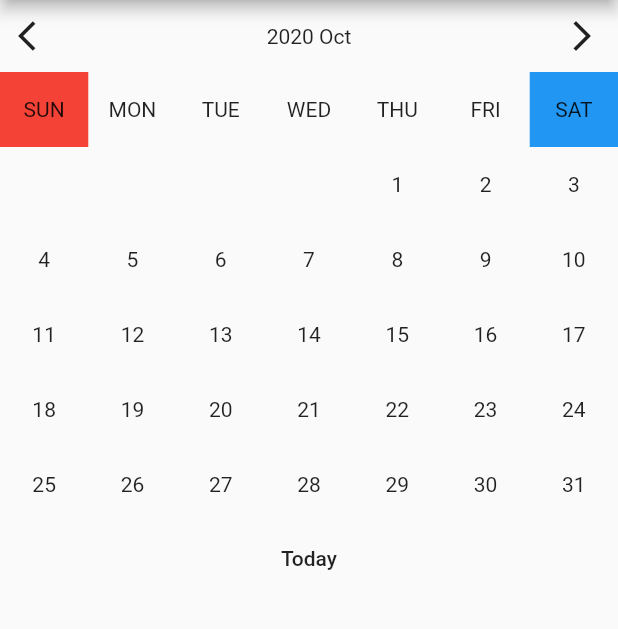
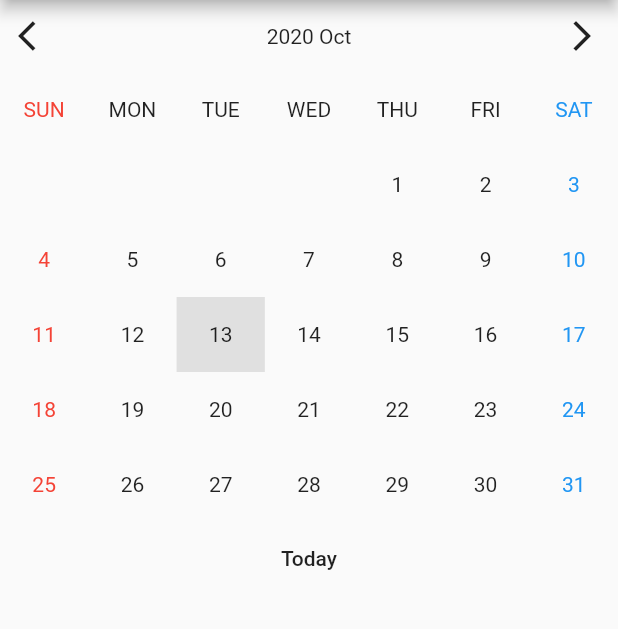
Before and after one commit to wangjh789/widgetable_calendar, a Flutter app: the screen it shows after launch, on a phone screen of 412 x 824 dp, the part 84-713 px from its top. Run offline on Flutter 3.47's test engine with Material 2 defaults, Android fonts, the phone set to English and light mode, and no system bars.

Commit message:
simple calendar complete

```diff
--- a/lib/src/calendar.dart
+++ b/lib/src/calendar.dart
@@ -1,9 +1,7 @@
 part of widgetable_calendar;
-
 
 class WidgetableCalendar extends StatefulWidget {
 //  final DateTime selectDate;
-
 
   WidgetableCalendar({
     Key key,
@@ -13,41 +11,52 @@ class WidgetableCalendar extends StatefulWidget {
   _WidgetableCalendarState createState() => _WidgetableCalendarState();
 }
 
-
-class _WidgetableCalendarState extends State<WidgetableCalendar> with SingleTickerProviderStateMixin {
+class _WidgetableCalendarState extends State<WidgetableCalendar>
+    with SingleTickerProviderStateMixin {
   DateTime selectDate = DateTime.now();
   DateTime firstDay;
   DateTime lastDay;
   List weekList = [];
-  List monthList = ["Jan","Feb","Mar","Apr","May","Jun","Jul","Aug","Sep","Oct","Nov","Dec"];
   bool todayOrNot;
 
   @override
   void initState() {
     super.initState();
-    firstDay = DateTime(selectDate.year,selectDate.month,1);
-    lastDay = DateTime(selectDate.year,selectDate.month+1,1).subtract(new Duration(days: 1));
-    weekList = _makeWeekList(firstDay,lastDay);
+    firstDay = DateTime(selectDate.year, selectDate.month, 1);
+    lastDay = DateTime(selectDate.year, selectDate.month + 1, 1)
+        .subtract(new Duration(days: 1));
+    weekList = _makeWeekList(firstDay, lastDay);
   }
 
-  List _makeWeekList(DateTime firstDay,DateTime lastDay){
+  List _makeWeekList(DateTime firstDay, DateTime lastDay) {
     List<int> dateList = List<int>();
 
     int firstDayWeekday = firstDay.weekday == 7 ? 0 : firstDay.weekday;
     int lastDayWeekday = lastDay.weekday == 7 ? 0 : lastDay.weekday;
 
     // make long date list ( ex. [0,0,0,0,1,2,3,...,31]
-    for (int i=0; firstDayWeekday != i; i++) dateList.add(0);
-    for (int i=0; lastDay.day != i; i++) dateList.add(i+1);
-    for (int i=lastDayWeekday;  i!= 6 ; i++) dateList.add(0);
+    for (int i = 0; firstDayWeekday != i; i++) dateList.add(0);
+    for (int i = 0; lastDay.day != i; i++) dateList.add(i + 1);
+    for (int i = lastDayWeekday; i != 6; i++) dateList.add(0);
 
     // split with 7 ( make it to week! )  ( ex. [ [0,0,0,0,1,2,3], [4,5,...], ... ] )
     List weekList = [];
     for (var i = 0; i < dateList.length; i += 7) {
-      weekList.add(dateList.sublist(i, i+7 > dateList.length ? dateList.length : i + 7));
+      weekList.add(dateList.sublist(
+          i, i + 7 > dateList.length ? dateList.length : i + 7));
     }
 
     return weekList;
+  }
+
+  bool _isToday(int date) {
+    DateTime today = DateTime.now();
+    if (selectDate.year == today.year &&
+        selectDate.month == today.month &&
+        date == today.day) {
+      return true;
+    } else
+      return false;
   }
 
   @override
@@ -64,38 +73,56 @@ class _WidgetableCalendarState extends State<WidgetableCalendar> with SingleTick
     );
   }
 
-
   // This is Header (  <   2020 october   >  )
   Widget _buildHeader() {
+    List monthList = [
+      "Jan",
+      "Feb",
+      "Mar",
+      "Apr",
+      "May",
+      "Jun",
+      "Jul",
+      "Aug",
+      "Sep",
+      "Oct",
+      "Nov",
+      "Dec"
+    ];
+
     final children = [
       IconButton(
         icon: Icon(Icons.arrow_back_ios),
         onPressed: () {
           setState(() {
-            selectDate = DateTime(selectDate.year,selectDate.month-1,1);
-            firstDay = DateTime(selectDate.year,selectDate.month,1);
-            lastDay = DateTime(selectDate.year,selectDate.month+1,1).subtract(new Duration(days: 1));
-            weekList = _makeWeekList(firstDay,lastDay);
+            selectDate = DateTime(selectDate.year, selectDate.month - 1, 1);
+            firstDay = DateTime(selectDate.year, selectDate.month, 1);
+            lastDay = DateTime(selectDate.year, selectDate.month + 1, 1)
+                .subtract(new Duration(days: 1));
+            weekList = _makeWeekList(firstDay, lastDay);
           });
         },
       ),
       Expanded(
         child: Container(
-          child: Center(child: Text(selectDate.year.toString() + " " + monthList[selectDate.month-1])),
+          child: Center(
+              child: Text(selectDate.year.toString() +
+                  " " +
+                  monthList[selectDate.month - 1])),
         ),
       ),
       IconButton(
         icon: Icon(Icons.arrow_forward_ios),
         onPressed: () {
           setState(() {
-            selectDate = DateTime(selectDate.year,selectDate.month+1,1);
-            firstDay = DateTime(selectDate.year,selectDate.month,1);
-            lastDay = DateTime(selectDate.year,selectDate.month+1,1).subtract(new Duration(days: 1));
-            weekList = _makeWeekList(firstDay,lastDay);
+            selectDate = DateTime(selectDate.year, selectDate.month + 1, 1);
+            firstDay = DateTime(selectDate.year, selectDate.month, 1);
+            lastDay = DateTime(selectDate.year, selectDate.month + 1, 1)
+                .subtract(new Duration(days: 1));
+            weekList = _makeWeekList(firstDay, lastDay);
           });
         },
       ),
-
     ];
 
     return Container(
@@ -106,14 +133,11 @@ class _WidgetableCalendarState extends State<WidgetableCalendar> with SingleTick
     );
   }
 
+  Widget _buildCalendarContent() {
+    final children = <TableRow>[_buildDaysOfWeek()];
 
-  Widget _buildCalendarContent() {
-    final children = <TableRow>[
-      _buildDaysOfWeek()
-    ];
-
-    for (int i=0 ; i < weekList.length ; i++){
-      children.add(_buildWeek(weekList[i]));
+    for (int i = 0; i < weekList.length; i++) {
+      children.add(_buildEachWeek(weekList[i]));
     }
 
     return Table(
@@ -122,32 +146,94 @@ class _WidgetableCalendarState extends State<WidgetableCalendar> with SingleTick
   }
 
   // SUN MON TUE WED THU FRI SAT
-  TableRow _buildDaysOfWeek(){
-    return TableRow(
-        children: <Widget>[
-          TableCell(child: Container(width: double.infinity, height: 50, color: Colors.red, child: Center(child: Text("SUN")),)),
-          TableCell(child: Container(width: double.infinity, height: 50, child: Center(child: Text("MON")),)),
-          TableCell(child: Container(width: double.infinity, height: 50, child: Center(child: Text("TUE")),)),
-          TableCell(child: Container(width: double.infinity, height: 50, child: Center(child: Text("WED")),)),
-          TableCell(child: Container(width: double.infinity, height: 50, child: Center(child: Text("THU")),)),
-          TableCell(child: Container(width: double.infinity, height: 50, child: Center(child: Text("FRI")),)),
-          TableCell(child: Container(width: double.infinity, height: 50, color: Colors.blue, child: Center(child: Text("SAT")),)),
-    ]);
+  TableRow _buildDaysOfWeek() {
+    List dayList = [
+      "SUN",
+      "MON",
+      "TUE",
+      "WED",
+      "THU",
+      "FRI",
+      "SAT",
+    ];
+    final children = <TableCell>[];
+
+    for (int i = 0; i < dayList.length; i++) {
+      children.add(TableCell(
+          child: Container(
+        width: double.infinity,
+        height: 50,
+        child: Center(
+            child: i == 0
+                ? Text(
+                    dayList[i],
+                    style: TextStyle(color: Colors.red),
+                  )
+                : i == 6
+                    ? Text(
+                        dayList[i],
+                        style: TextStyle(color: Colors.blue),
+                      )
+                    : Text(dayList[i])),
+      )));
+    }
+
+    return TableRow(children: children);
   }
 
-  TableRow _buildWeek(List weekList){
+  TableRow _buildEachWeek(List weekList) {
     final children = <TableCell>[];
 
-    for (int i=0 ; i < weekList.length ; i++){
-      String date = weekList[i] !=0 ? weekList[i].toString() : "";
-      children.add(TableCell(child: Container(width: double.infinity, height: 50, child: Center(child: Text(date)),)),);
+    for (int i = 0; i < weekList.length; i++) {
+      String date = weekList[i] != 0 ? weekList[i].toString() : "";
+      children.add(
+        _isToday(weekList[i])
+            ? TableCell(
+                child: Container(
+                width: double.infinity,
+                height: 50,
+                color: Colors.grey[300],
+                child: Center(
+                  child:
+                    i == 0
+                        ? Text(
+                      date,
+                      style: TextStyle(color: Colors.red),
+                    )
+                        : i == 6
+                        ? Text(
+                      date,
+                      style: TextStyle(color: Colors.blue),
+                    )
+                        : Text(date)),
+
+//                    child: Text(date)),
+              ))
+            : TableCell(
+                child: Container(
+                width: double.infinity,
+                height: 50,
+                child: Center(
+//                    child: Text(date)
+                    child:
+                    i == 0
+                        ? Text(
+                      date,
+                      style: TextStyle(color: Colors.red),
+                    )
+                        : i == 6
+                        ? Text(
+                      date,
+                      style: TextStyle(color: Colors.blue),
+                    )
+                        : Text(date)),
+                ),
+              ),
+      );
     }
 
-    return TableRow(
-        children: children
-    );
+    return TableRow(children: children);
   }
-
 
   Widget _buildTodayButton() {
     final children = [
@@ -157,14 +243,14 @@ class _WidgetableCalendarState extends State<WidgetableCalendar> with SingleTick
           onPressed: () {
             setState(() {
               selectDate = DateTime.now();
-              firstDay = DateTime(selectDate.year,selectDate.month,1);
-              lastDay = DateTime(selectDate.year,selectDate.month+1,1).subtract(new Duration(days: 1));
-              weekList = _makeWeekList(firstDay,lastDay);
+              firstDay = DateTime(selectDate.year, selectDate.month, 1);
+              lastDay = DateTime(selectDate.year, selectDate.month + 1, 1)
+                  .subtract(new Duration(days: 1));
+              weekList = _makeWeekList(firstDay, lastDay);
             });
           },
         ),
       ),
-
     ];
 
     return Container(
@@ -174,6 +260,4 @@ class _WidgetableCalendarState extends State<WidgetableCalendar> with SingleTick
       ),
     );
   }
-
-
 }
```
